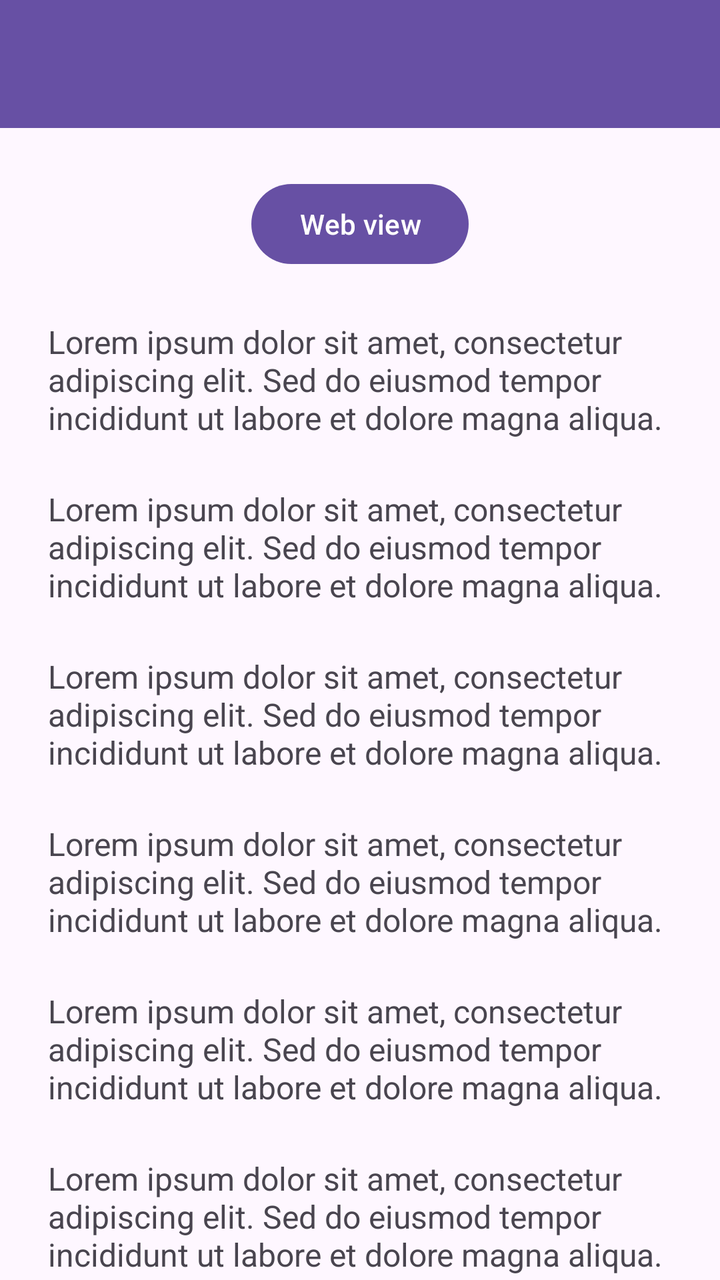
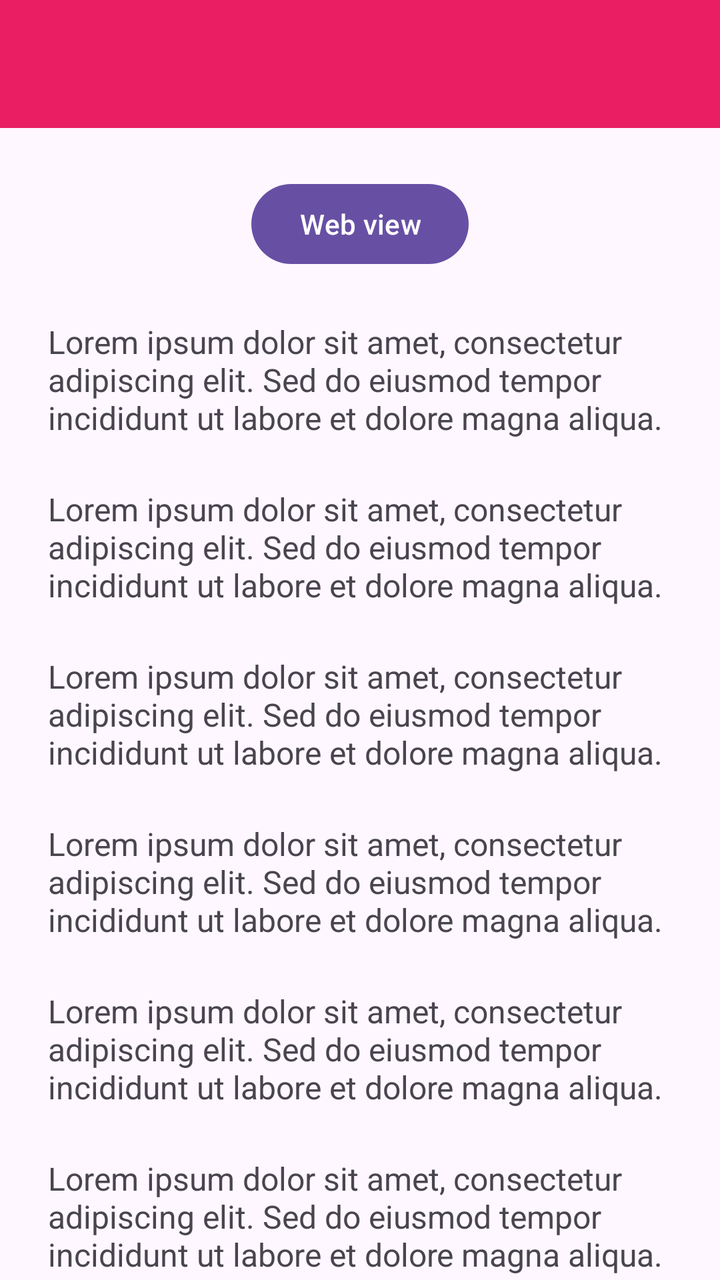

Before-and-after screenshots of an Android layout around one commit, followed by the original layout XML and the change that was made.
<!-- AndroidManifest.xml: application theme Theme.Glory_3tic -->
<!-- res/layout/activity_lima.xml -->
<?xml version="1.0" encoding="utf-8"?>
<androidx.coordinatorlayout.widget.CoordinatorLayout xmlns:android="http://schemas.android.com/apk/res/android"
    xmlns:app="http://schemas.android.com/apk/res-auto"
    xmlns:tools="http://schemas.android.com/tools"
    android:id="@+id/main"
    android:layout_width="match_parent"
    android:layout_height="match_parent"
    tools:context=".Pertemuan5.LimaActivity">

    <com.google.android.material.appbar.AppBarLayout
        android:id="@+id/appBar"
        android:layout_width="match_parent"
        android:layout_height="wrap_content">

        <androidx.appcompat.widget.Toolbar
            android:id="@+id/toolbar"
            android:layout_width="match_parent"
            android:layout_height="?attr/actionBarSize"
            android:background="?attr/colorPrimary"
            app:layout_constraintEnd_toEndOf="parent"
            app:layout_constraintStart_toStartOf="parent"
            app:layout_constraintTop_toTopOf="parent"
            app:subtitleTextColor="@android:color/white"
            app:titleTextColor="@android:color/white"
            app:layout_scrollFlags="scroll|enterAlways"/>

    </com.google.android.material.appbar.AppBarLayout>

    
    <androidx.core.widget.NestedScrollView
        android:layout_width="match_parent"
        android:layout_height="match_parent"
        app:layout_behavior="@string/appbar_scrolling_view_behavior"
        android:padding="24dp"
        android:clipToPadding="false">

        <LinearLayout
            android:layout_width="match_parent"
            android:layout_height="wrap_content"
            android:orientation="vertical"
            android:gravity="center_horizontal">

            <Button
                android:id="@+id/btnWebView"
                android:layout_width="wrap_content"
                android:layout_height="wrap_content"
                android:text="Web view"/>

            
            <TextView
                android:layout_width="match_parent"
                android:layout_height="wrap_content"
                android:text="Lorem ipsum dolor sit amet, consectetur adipiscing elit. Sed do eiusmod tempor incididunt ut labore et dolore magna aliqua. "
                android:textSize="16sp"
                android:layout_marginTop="24dp" />
            <TextView
                android:layout_width="match_parent"
                android:layout_height="wrap_content"
                android:text="Lorem ipsum dolor sit amet, consectetur adipiscing elit. Sed do eiusmod tempor incididunt ut labore et dolore magna aliqua. "
                android:textSize="16sp"
                android:layout_marginTop="24dp" />
            <TextView
                android:layout_width="match_parent"
                android:layout_height="wrap_content"
                android:text="Lorem ipsum dolor sit amet, consectetur adipiscing elit. Sed do eiusmod tempor incididunt ut labore et dolore magna aliqua. "
                android:textSize="16sp"
                android:layout_marginTop="24dp" />
            <TextView
                android:layout_width="match_parent"
                android:layout_height="wrap_content"
                android:text="Lorem ipsum dolor sit amet, consectetur adipiscing elit. Sed do eiusmod tempor incididunt ut labore et dolore magna aliqua. "
                android:textSize="16sp"
                android:layout_marginTop="24dp" />
            <TextView
                android:layout_width="match_parent"
                android:layout_height="wrap_content"
                android:text="Lorem ipsum dolor sit amet, consectetur adipiscing elit. Sed do eiusmod tempor incididunt ut labore et dolore magna aliqua. "
                android:textSize="16sp"
                android:layout_marginTop="24dp" />
            <TextView
                android:layout_width="match_parent"
                android:layout_height="wrap_content"
                android:text="Lorem ipsum dolor sit amet, consectetur adipiscing elit. Sed do eiusmod tempor incididunt ut labore et dolore magna aliqua. "
                android:textSize="16sp"
                android:layout_marginTop="24dp" />
            <TextView
                android:layout_width="match_parent"
                android:layout_height="wrap_content"
                android:text="Lorem ipsum dolor sit amet, consectetur adipiscing elit. Sed do eiusmod tempor incididunt ut labore et dolore magna aliqua. "
                android:textSize="16sp"
                android:layout_marginTop="24dp" />
            <TextView
                android:layout_width="match_parent"
                android:layout_height="wrap_content"
                android:text="Lorem ipsum dolor sit amet, consectetur adipiscing elit. Sed do eiusmod tempor incididunt ut labore et dolore magna aliqua. "
                android:textSize="16sp"
                android:layout_marginTop="24dp" />
            <TextView
                android:layout_width="match_parent"
                android:layout_height="wrap_content"
                android:text="Lorem ipsum dolor sit amet, consectetur adipiscing elit. Sed do eiusmod tempor incididunt ut labore et dolore magna aliqua. "
                android:textSize="16sp"
                android:layout_marginTop="24dp" />
            <TextView
                android:layout_width="match_parent"
                android:layout_height="wrap_content"
                android:text="Lorem ipsum dolor sit amet, consectetur adipiscing elit. Sed do eiusmod tempor incididunt ut labore et dolore magna aliqua. "
                android:textSize="16sp"
                android:layout_marginTop="24dp" />
            <TextView
                android:layout_width="match_parent"
                android:layout_height="wrap_content"
                android:text="Lorem ipsum dolor sit amet, consectetur adipiscing elit. Sed do eiusmod tempor incididunt ut labore et dolore magna aliqua. "
                android:textSize="16sp"
                android:layout_marginTop="24dp" />
            <TextView
                android:layout_width="match_parent"
                android:layout_height="wrap_content"
                android:text="Lorem ipsum dolor sit amet, consectetur adipiscing elit. Sed do eiusmod tempor incididunt ut labore et dolore magna aliqua. "
                android:textSize="16sp"
                android:layout_marginTop="24dp" />
            <TextView
                android:layout_width="match_parent"
                android:layout_height="wrap_content"
                android:text="Lorem ipsum dolor sit amet, consectetur adipiscing elit. Sed do eiusmod tempor incididunt ut labore et dolore magna aliqua. "
                android:textSize="16sp"
                android:layout_marginTop="24dp" />
            <TextView
                android:layout_width="match_parent"
                android:layout_height="wrap_content"
                android:text="Lorem ipsum dolor sit amet, consectetur adipiscing elit. Sed do eiusmod tempor incididunt ut labore et dolore magna aliqua. "
                android:textSize="16sp"
                android:layout_marginTop="24dp" />
            <TextView
                android:layout_width="match_parent"
                android:layout_height="wrap_content"
                android:text="Lorem ipsum dolor sit amet, consectetur adipiscing elit. Sed do eiusmod tempor incididunt ut labore et dolore magna aliqua. "
                android:textSize="16sp"
                android:layout_marginTop="24dp" />
            <TextView
                android:layout_width="match_parent"
                android:layout_height="wrap_content"
                android:text="Lorem ipsum dolor sit amet, consectetur adipiscing elit. Sed do eiusmod tempor incididunt ut labore et dolore magna aliqua. "
                android:textSize="16sp"
                android:layout_marginTop="24dp" />
            <TextView
                android:layout_width="match_parent"
                android:layout_height="wrap_content"
                android:text="Lorem ipsum dolor sit amet, consectetur adipiscing elit. Sed do eiusmod tempor incididunt ut labore et dolore magna aliqua. "
                android:textSize="16sp"
                android:layout_marginTop="24dp" />
        </LinearLayout>
    </androidx.core.widget.NestedScrollView>

</androidx.coordinatorlayout.widget.CoordinatorLayout>
<!-- resources referenced by this layout -->
<resources>
  <style name="Theme.Glory_3tic" parent="Base.Theme.Glory_3tic" />
  <style name="Base.Theme.Glory_3tic" parent="Theme.Material3.DayNight.NoActionBar">
          
          
      </style>
</resources>

<!-- the commit's change to res/layout/activity_lima.xml (unified diff, before → after) -->
@@ -5,7 +5,7 @@
     android:id="@+id/main"
     android:layout_width="match_parent"
     android:layout_height="match_parent"
-    tools:context=".Pertemuan5.LimaActivity">
+    tools:context=".Home.Pertemuan5.LimaActivity">
 
     <com.google.android.material.appbar.AppBarLayout
         android:id="@+id/appBar"
@@ -16,7 +16,7 @@
             android:id="@+id/toolbar"
             android:layout_width="match_parent"
             android:layout_height="?attr/actionBarSize"
-            android:background="?attr/colorPrimary"
+            android:background="#E91E63"
             app:layout_constraintEnd_toEndOf="parent"
             app:layout_constraintStart_toStartOf="parent"
             app:layout_constraintTop_toTopOf="parent"
